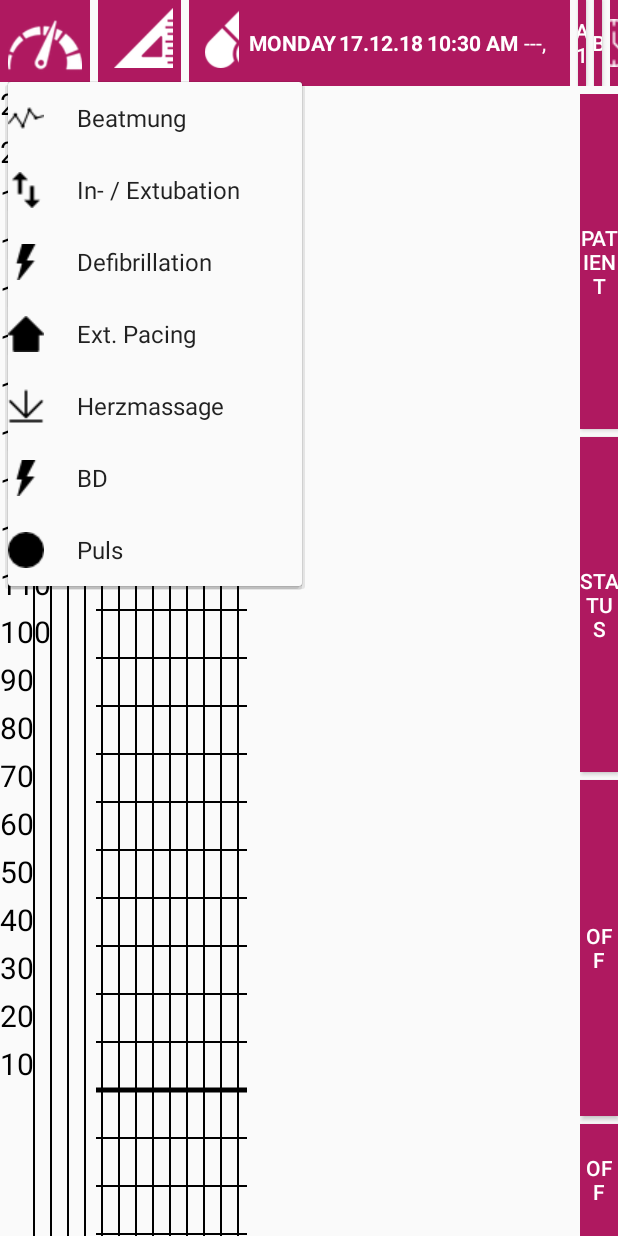
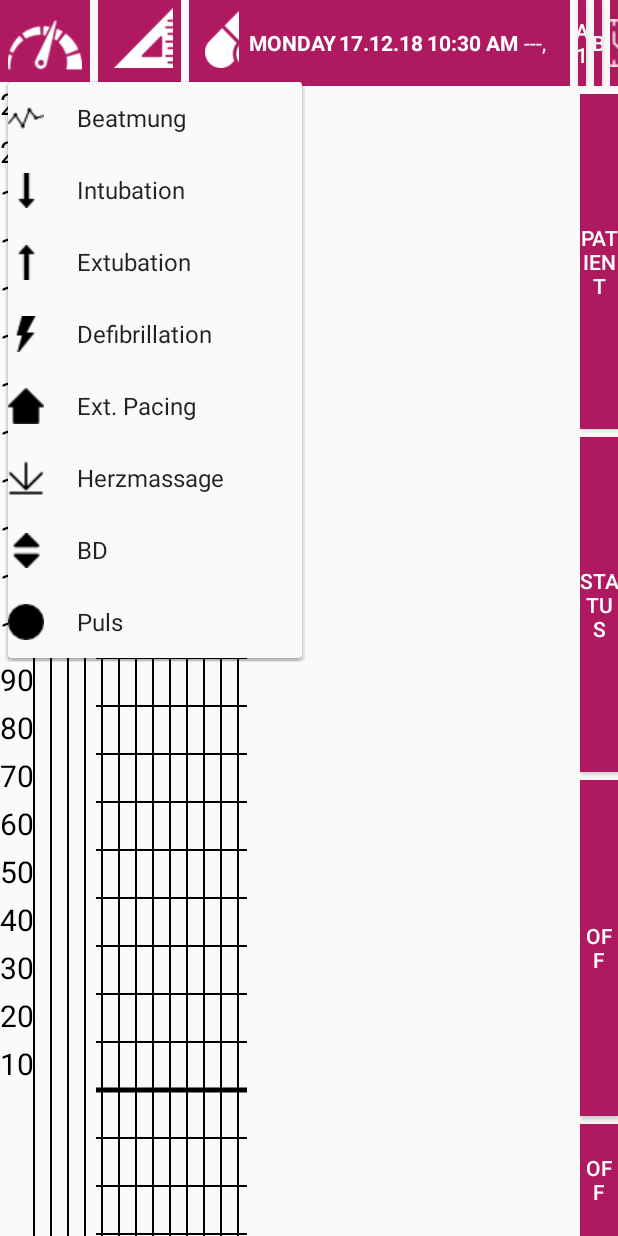
Before and after one commit to bauej1/epatientenprotokoll, an Android app: the MainActivity screen opened directly, with no data from a screen before it, after a tap on an icon or button, on a phone screen of 412 x 824 dp. Run offline under Robolectric (Android 15) with nearby library versions, the phone set to English and light mode, and no system bars.

Commit message:
splitted in and extubation

```diff
--- a/app/src/main/java/com/epatientenprotokoll/epatientenprotokoll/model/Tool.java
+++ b/app/src/main/java/com/epatientenprotokoll/epatientenprotokoll/model/Tool.java
@@ -9,6 +9,7 @@ import java.util.ArrayList;
 public class Tool {
 
     private static Tool instance = new Tool();
+    private static boolean isIntubated = false;
     ArrayList<Measurement> measurements = new ArrayList<>();
     private Measurement currentTool;
 
@@ -51,6 +52,14 @@ public class Tool {
         return null;
     }
 
+    public boolean getIntubationStatus(){
+        return isIntubated;
+    }
+
+    public void setIntubationStatus(boolean intubationStatus){
+        isIntubated = intubationStatus;
+    }
+
     /**
      * Checks if a tool is selected before drawing on the grid.
      * @return true if a tool is selected
@@ -61,29 +70,31 @@ public class Tool {
 
     public void initMeasurements(){
         Measurement ventilation = new ActionMeasurement(1, 1, true, R.drawable.ventilation, 0, 0, 0, 0);
-        Measurement inextubation = new ActionMeasurement(2, 1, false, R.drawable.intubation_extubation, 0, 0, 0, 0);
-        Measurement defibrilation = new ActionMeasurement(3, 1, false, R.drawable.defibrilation, 0, 0, 0, 0);
-        Measurement extPacing = new ActionMeasurement(4, 1, false, R.drawable.pacing, 0, 0, 0, 0);
-        Measurement heartMassage = new ActionMeasurement(5, 1, true, R.drawable.heart_massage, 0, 0, 0, 0);
-        Measurement bloodPressure = new ActionMeasurement(6, 1, true, R.drawable.heart_massage, 0, 0, 0, 0);
-        Measurement pulse = new ActionMeasurement(7, 1, false, R.drawable.pulse, 0, 0, 0, 0);
+        Measurement intubation = new ActionMeasurement(2, 1, false, R.drawable.intubation, 0, 0, 0, 0);
+        Measurement extubation = new ActionMeasurement(3, 1, false, R.drawable.extubation, 0, 0, 0, 0);
+        Measurement defibrilation = new ActionMeasurement(4, 1, false, R.drawable.defibrilation, 0, 0, 0, 0);
+        Measurement extPacing = new ActionMeasurement(5, 1, false, R.drawable.pacing, 0, 0, 0, 0);
+        Measurement heartMassage = new ActionMeasurement(6, 1, true, R.drawable.heart_massage, 0, 0, 0, 0);
+        Measurement bloodPressure = new ActionMeasurement(7, 1, true, R.drawable.bloodpressure, 0, 0, 0, 0);
+        Measurement pulse = new ActionMeasurement(8, 1, false, R.drawable.pulse, 0, 0, 0, 0);
 
-        Measurement breath_frequency = new ValueMeasurement(8, 2, false, 0.0, "/min", 0,0,0,0);
-        Measurement pulsox = new ValueMeasurement(9, 2, false, 0.0, "%", 0,0,0,0);
-        Measurement co2 = new ValueMeasurement(10, 2, false, 0.0, "mmHg", 0,0,0,0);
-        Measurement hgt = new ValueMeasurement(11, 2, false, 0.0, "mmol/l", 0,0,0,0);
-        Measurement pain = new ValueMeasurement(12, 2, false, 0.0, "", 0,0,0,0);
-        Measurement ekg = new ValueMeasurement(13, 2, false, 0.0, "", 0,0,0,0);
-        Measurement venous_canule = new ValueMeasurement(14, 2, false, 0.0, "", 0,0,0,0);
-        Measurement nacl = new ValueMeasurement(15, 2, false, 0.0, "", 0,0,0,0);
-        Measurement temp = new ValueMeasurement(16, 2, false, 0.0, "°C", 0,0,0,0);
+        Measurement breath_frequency = new ValueMeasurement(9, 2, false, 0.0, "/min", 0,0,0,0);
+        Measurement pulsox = new ValueMeasurement(10, 2, false, 0.0, "%", 0,0,0,0);
+        Measurement co2 = new ValueMeasurement(11, 2, false, 0.0, "mmHg", 0,0,0,0);
+        Measurement hgt = new ValueMeasurement(12, 2, false, 0.0, "mmol/l", 0,0,0,0);
+        Measurement pain = new ValueMeasurement(13, 2, false, 0.0, "", 0,0,0,0);
+        Measurement ekg = new ValueMeasurement(14, 2, false, 0.0, "", 0,0,0,0);
+        Measurement venous_canule = new ValueMeasurement(15, 2, false, 0.0, "", 0,0,0,0);
+        Measurement nacl = new ValueMeasurement(16, 2, false, 0.0, "", 0,0,0,0);
+        Measurement temp = new ValueMeasurement(17, 2, false, 0.0, "°C", 0,0,0,0);
 
-        Measurement fentanyl = new DrugMeasurement(17, 3, false, 0.0, "ml", "Fentanyl", 0,0,0,0);
-        Measurement adrenalin = new DrugMeasurement(18, 3, false, 0.0, "ml", "Adrenalin", 0,0,0,0);
-        Measurement glucose = new DrugMeasurement(19, 3, false, 0.0, "ml", "Glukose", 0,0,0,0);
+        Measurement fentanyl = new DrugMeasurement(18, 3, false, 0.0, "ml", "Fentanyl", 0,0,0,0);
+        Measurement adrenalin = new DrugMeasurement(19, 3, false, 0.0, "ml", "Adrenalin", 0,0,0,0);
+        Measurement glucose = new DrugMeasurement(20, 3, false, 0.0, "ml", "Glukose", 0,0,0,0);
 
         measurements.add(ventilation);
-        measurements.add(inextubation);
+        measurements.add(intubation);
+        measurements.add(extubation);
         measurements.add(defibrilation);
         measurements.add(extPacing);
         measurements.add(heartMassage);
--- a/app/src/main/java/com/epatientenprotokoll/epatientenprotokoll/toolbox/DrugToolBox.java
+++ b/app/src/main/java/com/epatientenprotokoll/epatientenprotokoll/toolbox/DrugToolBox.java
@@ -54,15 +54,15 @@ public class DrugToolBox extends Toolbox {
         int toolId = -1;
         switch(m.getItemId()){
             case R.id.tool_fentanyl:
-                toolId = 17;
+                toolId = 18;
                 new FentanylDialog(activity, R.layout.dialog_fentanyl);
                 break;
             case R.id.tool_adrenalin:
-                toolId = 18;
+                toolId = 19;
                 new AdrenalinDialog(activity, R.layout.dialog_adrenalin);
                 break;
             case R.id.tool_glucose:
-                toolId = 19;
+                toolId = 20;
                 new GlucoseDialog(activity, R.layout.dialog_glucose);
                 break;
         }
--- a/app/src/main/res/menu/toolbox.xml
+++ b/app/src/main/res/menu/toolbox.xml
@@ -5,9 +5,11 @@
         android:icon="@drawable/ventilation"
         android:title="@string/ventilation" />
     <item android:id="@+id/tool_intubation"
-        android:icon="@drawable/intubation_extubation"
-        android:title="@string/intubation_extubation"
-        app:showAsAction="ifRoom" />
+        android:icon="@drawable/intubation"
+        android:title="@string/intubation" />
+    <item android:id="@+id/tool_extubation"
+        android:icon="@drawable/extubation"
+        android:title="@string/extubation" />
     <item android:id="@+id/tool_defibrilation"
         android:icon="@drawable/defibrilation"
         android:title="@string/defibrilation" />
@@ -18,7 +20,7 @@
         android:icon="@drawable/heart_massage"
         android:title="@string/heart_massage" />
     <item android:id="@+id/tool_blood_pressure"
-        android:icon="@drawable/defibrilation"
+        android:icon="@drawable/bloodpressure"
         android:title="@string/bloodpressure" />
     <item android:id="@+id/tool_pulse"
         android:icon="@drawable/pulse"
--- a/app/src/main/res/values/strings.xml
+++ b/app/src/main/res/values/strings.xml
@@ -144,7 +144,8 @@
     </string-array>
 
     <string name="ventilation">Beatmung</string>
-    <string name="intubation_extubation">In- / Extubation</string>
+    <string name="intubation">Intubation</string>
+    <string name="extubation">Extubation</string>
     <string name="defibrilation">Defibrillation</string>
     <string name="pacing">Ext. Pacing</string>
     <string name="heart_massage">Herzmassage</string>
```
Also changed, not shown: app/src/main/java/com/epatientenprotokoll/epatientenprotokoll/toolbox/ActionToolbox.java (+8 -5 lines), app/src/main/java/com/epatientenprotokoll/epatientenprotokoll/toolbox/Toolbox.java (+15 -1 lines), app/src/main/java/com/epatientenprotokoll/epatientenprotokoll/toolbox/ValueToolBox.java (+9 -9 lines), app/src/main/res/drawable/bloodpressure.png (added), app/src/main/res/drawable/extubation.png (added), app/src/main/res/drawable/intubation.png (added), app/src/main/res/drawable/intubation_extubation.png (deleted), 1 other file.
